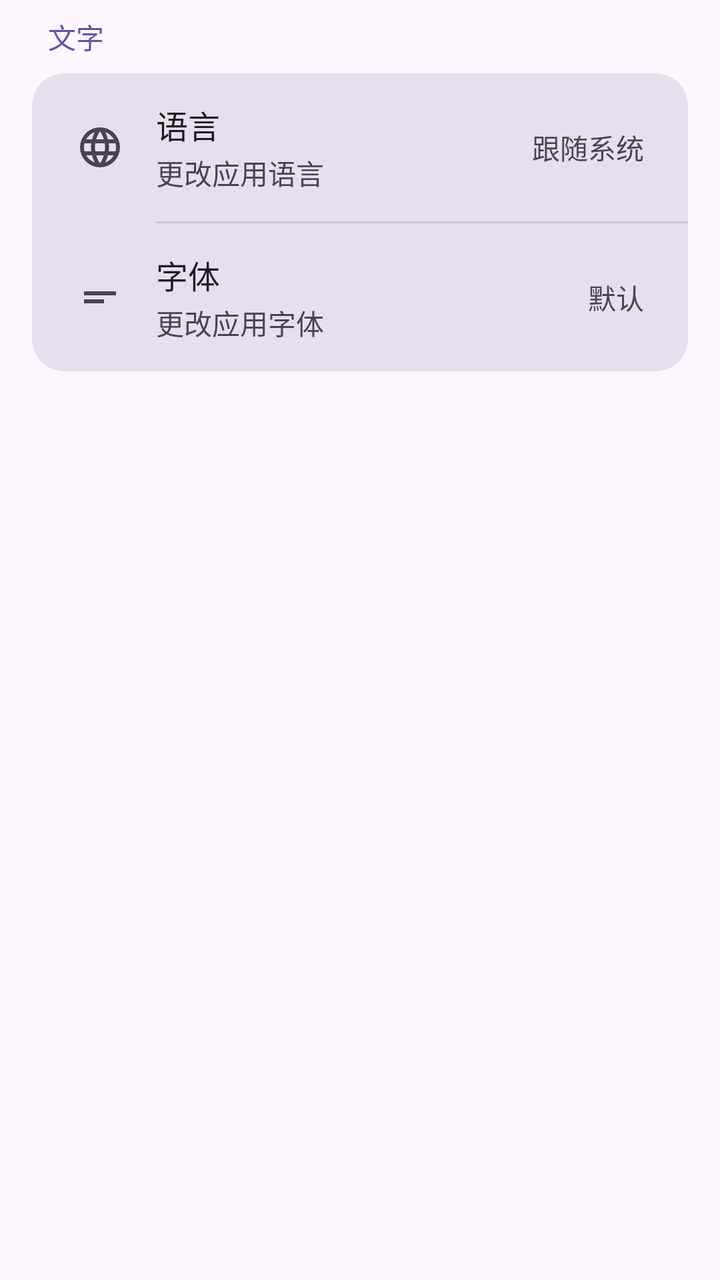
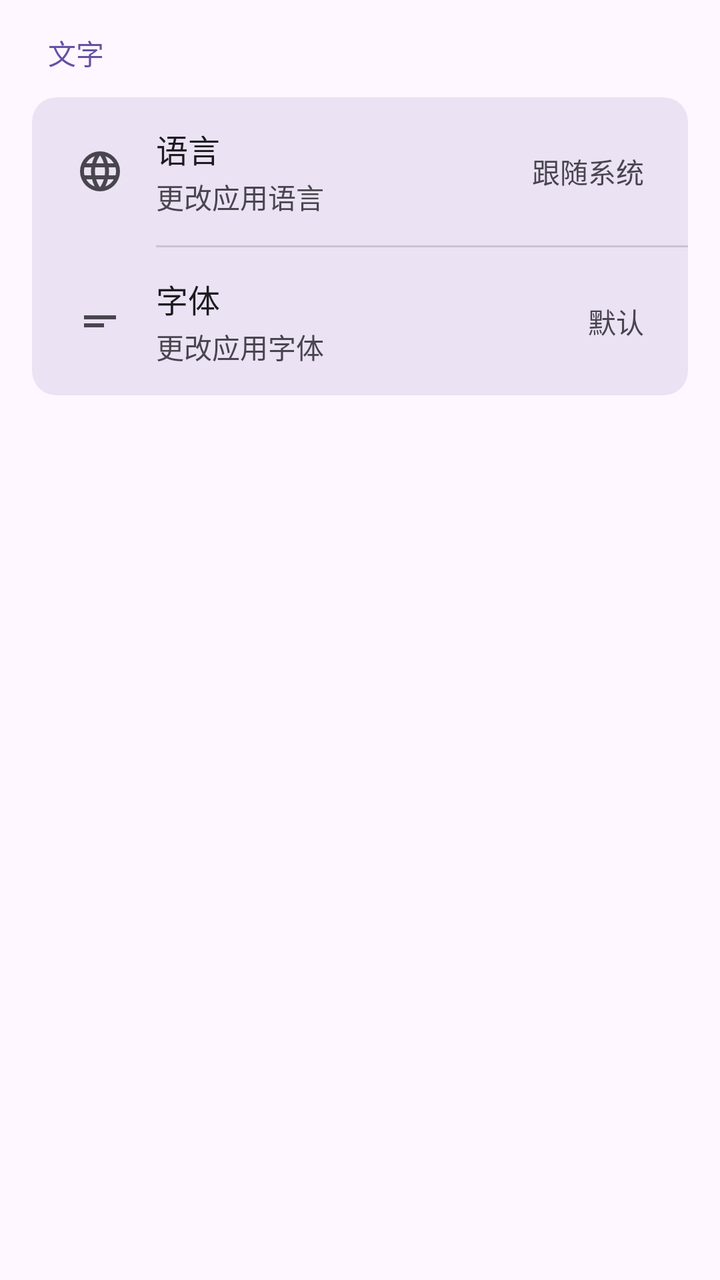

The first picture is an Android layout as it rendered before a commit; the second is the same layout after the commit. The layout source and the unified diff follow.
<!-- AndroidManifest.xml: application theme Theme.Click -->
<!-- res/layout/fragment_settings.xml -->
<?xml version="1.0" encoding="utf-8"?>
<ScrollView xmlns:android="http://schemas.android.com/apk/res/android"
    android:layout_width="match_parent"
    android:layout_height="match_parent"
    android:paddingHorizontal="16dp"
    android:paddingTop="0dp"
    android:paddingBottom="16dp"
    android:background="?android:attr/colorBackground">

    <LinearLayout
        android:layout_width="match_parent"
        android:layout_height="wrap_content"
        android:orientation="vertical">

        
        <TextView
            android:layout_width="wrap_content"
            android:layout_height="wrap_content"
            android:text="文字"
            android:textSize="14sp"
            android:textColor="?attr/colorPrimary"
            android:paddingHorizontal="8dp"
            android:paddingVertical="8dp" />

        
        <LinearLayout
            android:layout_width="match_parent"
            android:layout_height="wrap_content"
            android:orientation="vertical"
            android:background="@drawable/settings_card_bg"
            android:clipToOutline="true">

            
            <LinearLayout
                android:id="@+id/settings_language"
                android:layout_width="match_parent"
                android:layout_height="wrap_content"
                android:orientation="horizontal"
                android:gravity="center_vertical"
                android:paddingHorizontal="22dp"
                android:paddingVertical="14dp"
                android:background="?attr/selectableItemBackground"
                android:clickable="true"
                android:focusable="true">

                <ImageView
                    android:layout_width="24dp"
                    android:layout_height="24dp"
                    android:src="@drawable/ic_language"
                    android:tint="?attr/colorOnSurfaceVariant"
                    android:layout_marginEnd="16dp" />

                <LinearLayout
                    android:layout_width="0dp"
                    android:layout_height="wrap_content"
                    android:layout_weight="1"
                    android:orientation="vertical">

                    <TextView
                        android:layout_width="wrap_content"
                        android:layout_height="wrap_content"
                        android:text="语言"
                        android:textSize="16sp"
                        android:textColor="?attr/colorOnSurface" />

                    <TextView
                        android:layout_width="wrap_content"
                        android:layout_height="wrap_content"
                        android:text="更改应用语言"
                        android:textSize="14sp"
                        android:textColor="?attr/colorOnSurfaceVariant"
                        android:layout_marginTop="2dp" />
                </LinearLayout>

                <TextView
                    android:id="@+id/settings_language_value"
                    android:layout_width="wrap_content"
                    android:layout_height="wrap_content"
                    android:text="跟随系统"
                    android:textSize="14sp"
                    android:textColor="?attr/colorOnSurfaceVariant" />
            </LinearLayout>

            <View
                android:layout_width="match_parent"
                android:layout_height="1dp"
                android:layout_marginStart="62dp"
                android:background="?attr/colorOutlineVariant" />

            
            <LinearLayout
                android:id="@+id/settings_font"
                android:layout_width="match_parent"
                android:layout_height="wrap_content"
                android:orientation="horizontal"
                android:gravity="center_vertical"
                android:paddingHorizontal="22dp"
                android:paddingVertical="14dp"
                android:background="?attr/selectableItemBackground"
                android:clickable="true"
                android:focusable="true">

                <ImageView
                    android:layout_width="24dp"
                    android:layout_height="24dp"
                    android:src="@drawable/ic_font"
                    android:tint="?attr/colorOnSurfaceVariant"
                    android:layout_marginEnd="16dp" />

                <LinearLayout
                    android:layout_width="0dp"
                    android:layout_height="wrap_content"
                    android:layout_weight="1"
                    android:orientation="vertical">

                    <TextView
                        android:layout_width="wrap_content"
                        android:layout_height="wrap_content"
                        android:text="字体"
                        android:textSize="16sp"
                        android:textColor="?attr/colorOnSurface" />

                    <TextView
                        android:layout_width="wrap_content"
                        android:layout_height="wrap_content"
                        android:text="更改应用字体"
                        android:textSize="14sp"
                        android:textColor="?attr/colorOnSurfaceVariant"
                        android:layout_marginTop="2dp" />
                </LinearLayout>

                <TextView
                    android:layout_width="wrap_content"
                    android:layout_height="wrap_content"
                    android:text="默认"
                    android:textSize="14sp"
                    android:textColor="?attr/colorOnSurfaceVariant" />
            </LinearLayout>

        </LinearLayout>

    </LinearLayout>
</ScrollView>
<!-- resources referenced by this layout -->
<resources>
  <!-- drawable ic_font (drawable) -->
  <vector xmlns:android="http://schemas.android.com/apk/res/android"
      android:width="24dp"
      android:height="24dp"
      android:viewportWidth="960"
      android:viewportHeight="960"
      android:tint="?attr/colorControlNormal"
      android:autoMirrored="true">
    <path
        android:fillColor="@android:color/white"
        android:pathData="M160,600L160,520L560,520L560,600L160,600ZM160,440L160,360L800,360L800,440L160,440Z"/>
  </vector>
  <!-- drawable ic_language (drawable) -->
  <vector xmlns:android="http://schemas.android.com/apk/res/android"
      android:width="24dp"
      android:height="24dp"
      android:viewportWidth="960"
      android:viewportHeight="960"
      android:tint="?attr/colorControlNormal">
    <path
        android:fillColor="@android:color/white"
        android:pathData="M480,880Q398,880 325,848.5Q252,817 197.5,762.5Q143,708 111.5,635Q80,562 80,480Q80,397 111.5,324.5Q143,252 197.5,197.5Q252,143 325,111.5Q398,80 480,80Q563,80 635.5,111.5Q708,143 762.5,197.5Q817,252 848.5,324.5Q880,397 880,480Q880,562 848.5,635Q817,708 762.5,762.5Q708,817 635.5,848.5Q563,880 480,880ZM480,798Q506,762 525,723Q544,684 556,640L404,640Q416,684 435,723Q454,762 480,798ZM376,782Q358,749 344.5,713.5Q331,678 322,640L204,640Q233,690 276.5,727Q320,764 376,782ZM584,782Q640,764 683.5,727Q727,690 756,640L638,640Q629,678 615.5,713.5Q602,749 584,782ZM170,560L306,560Q303,540 301.5,520.5Q300,501 300,480Q300,459 301.5,439.5Q303,420 306,400L170,400Q165,420 162.5,439.5Q160,459 160,480Q160,501 162.5,520.5Q165,540 170,560ZM386,560L574,560Q577,540 578.5,520.5Q580,501 580,480Q580,459 578.5,439.5Q577,420 574,400L386,400Q383,420 381.5,439.5Q380,459 380,480Q380,501 381.5,520.5Q383,540 386,560ZM654,560L790,560Q795,540 797.5,520.5Q800,501 800,480Q800,459 797.5,439.5Q795,420 790,400L654,400Q657,420 658.5,439.5Q660,459 660,480Q660,501 658.5,520.5Q657,540 654,560ZM638,320L756,320Q727,270 683.5,233Q640,196 584,178Q602,211 615.5,246.5Q629,282 638,320ZM404,320L556,320Q544,276 525,237Q506,198 480,162Q454,198 435,237Q416,276 404,320ZM204,320L322,320Q331,282 344.5,246.5Q358,211 376,178Q320,196 276.5,233Q233,270 204,320Z"/>
  </vector>
  <!-- drawable settings_card_bg (drawable) -->
  <?xml version="1.0" encoding="utf-8"?>
  <shape xmlns:android="http://schemas.android.com/apk/res/android"
      android:shape="rectangle">
      <solid android:color="@color/md_theme_surfaceVariant" />
      <corners android:radius="16dp" />
  </shape>
  <color name="md_theme_surfaceVariant">#E7E0EC</color>
  <color name="md_theme_primary">#6750A4</color>
  <color name="md_theme_onPrimary">#FFFFFF</color>
  <color name="md_theme_primaryContainer">#EADDFF</color>
  <color name="md_theme_onPrimaryContainer">#21005D</color>
  <color name="md_theme_secondary">#625B71</color>
  <color name="md_theme_onSecondary">#FFFFFF</color>
  <color name="md_theme_secondaryContainer">#E8DEF8</color>
  <color name="md_theme_onSecondaryContainer">#1D192B</color>
  <color name="md_theme_background">#FEF7FF</color>
  <color name="md_theme_onBackground">#1D1B20</color>
  <color name="md_theme_surface">#FEF7FF</color>
  <color name="md_theme_onSurface">#1D1B20</color>
  <color name="md_theme_onSurfaceVariant">#49454F</color>
  <color name="md_theme_outline">#79747E</color>
  <color name="md_theme_outlineVariant">#CAC4D0</color>
  <!-- unchanged entries left out for length: 2 -->
</resources>

<!-- the commit's change to res/layout/fragment_settings.xml (unified diff, before → after) -->
@@ -20,7 +20,8 @@
             android:textSize="14sp"
             android:textColor="?attr/colorPrimary"
             android:paddingHorizontal="8dp"
-            android:paddingVertical="8dp" />
+            android:paddingTop="16dp"
+            android:paddingBottom="12dp" />
 
         
         <LinearLayout
<!-- resource entries referenced after the edit -->
@@ -27,9 +27,10 @@
   <?xml version="1.0" encoding="utf-8"?>
   <shape xmlns:android="http://schemas.android.com/apk/res/android"
       android:shape="rectangle">
-      <solid android:color="@color/md_theme_surfaceVariant" />
-      <corners android:radius="16dp" />
+      <solid android:color="@color/section_background" />
+      <corners android:radius="12dp" />
   </shape>
+  <color name="section_background">#206750A4</color>
   <color name="md_theme_surfaceVariant">#E7E0EC</color>
   <color name="md_theme_primary">#6750A4</color>
   <color name="md_theme_onPrimary">#FFFFFF</color>
